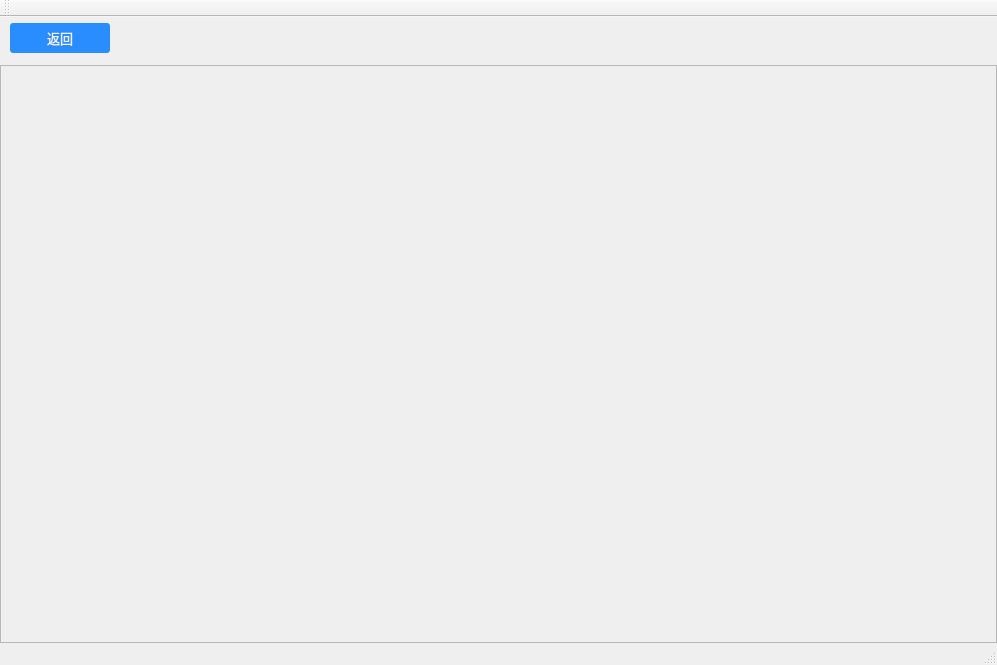
This is ui/mainwindow.ui in AmuUncle/QtStudy as Qt 5 draws it before an edit. The edited form follows.
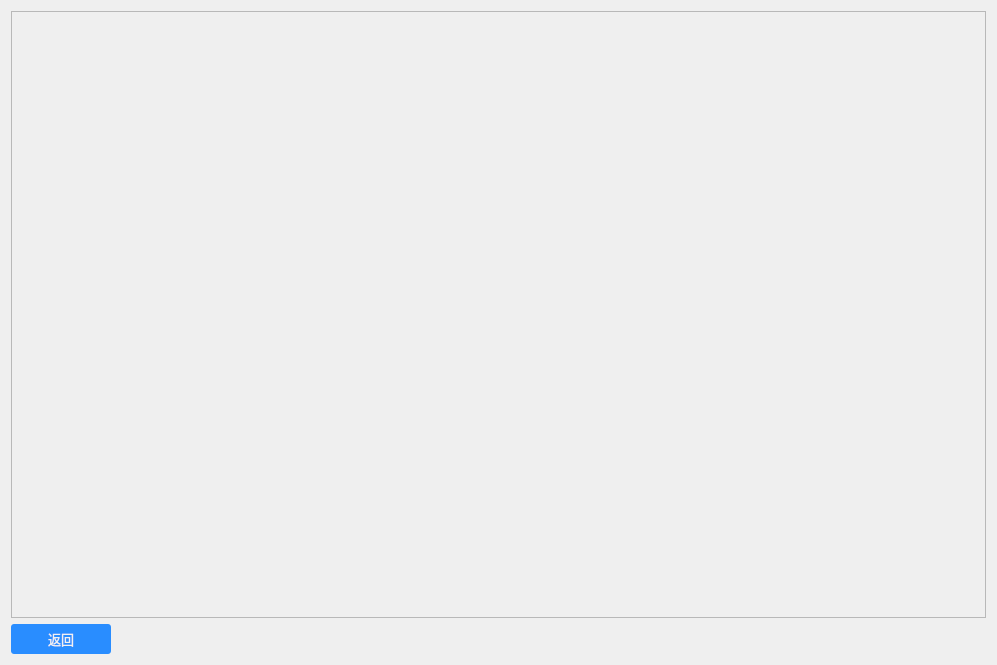
This is the edited form.

What changed in the file:
```diff
--- a/ui/mainwindow.ui
+++ b/ui/mainwindow.ui
@@ -14,7 +14,14 @@
    <string>MainWindow</string>
   </property>
   <widget class="QWidget" name="centralWidget">
+   <property name="styleSheet">
+    <string notr="true"/>
+   </property>
    <layout class="QVBoxLayout" name="verticalLayout_2">
+    <item>
+     <widget class="QStackedWidget" name="stackedWidget">
+      <widget class="QWidget" name="page">
+       <layout class="QVBoxLayout" name="verticalLayout">
     <property name="leftMargin">
      <number>0</number>
     </property>
@@ -28,15 +35,40 @@
      <number>0</number>
     </property>
     <item>
-     <layout class="QHBoxLayout" name="horizontalLayout_2">
+         <widget class="QScrollArea" name="scrollArea">
+          <property name="widgetResizable">
+           <bool>true</bool>
+          </property>
+          <widget class="QWidget" name="scrollAreaWidgetContents">
+           <property name="geometry">
+            <rect>
+             <x>0</x>
+             <y>0</y>
+             <width>977</width>
+             <height>609</height>
+            </rect>
+           </property>
+          </widget>
+         </widget>
+        </item>
+       </layout>
+      </widget>
+     </widget>
+    </item>
+    <item>
+     <widget class="QWidget" name="widgetBack" native="true">
+      <layout class="QHBoxLayout" name="horizontalLayout">
       <property name="leftMargin">
-       <number>10</number>
+        <number>0</number>
       </property>
       <property name="topMargin">
-       <number>6</number>
-      </property>
+        <number>0</number>
+       </property>
+       <property name="rightMargin">
+        <number>0</number>
+       </property>
       <property name="bottomMargin">
-       <number>6</number>
+        <number>0</number>
       </property>
       <item>
        <widget class="QPushButton" name="btnBack">
@@ -79,72 +111,17 @@
         </property>
         <property name="sizeHint" stdset="0">
          <size>
-          <width>634</width>
+           <width>870</width>
           <height>17</height>
          </size>
         </property>
        </spacer>
       </item>
      </layout>
-    </item>
-    <item>
-     <widget class="QStackedWidget" name="stackedWidget">
-      <widget class="QWidget" name="page">
-       <layout class="QVBoxLayout" name="verticalLayout">
-        <property name="leftMargin">
-         <number>0</number>
-        </property>
-        <property name="topMargin">
-         <number>0</number>
-        </property>
-        <property name="rightMargin">
-         <number>0</number>
-        </property>
-        <property name="bottomMargin">
-         <number>0</number>
-        </property>
-        <item>
-         <widget class="QScrollArea" name="scrollArea">
-          <property name="widgetResizable">
-           <bool>true</bool>
-          </property>
-          <widget class="QWidget" name="scrollAreaWidgetContents">
-           <property name="geometry">
-            <rect>
-             <x>0</x>
-             <y>0</y>
-             <width>995</width>
-             <height>558</height>
-            </rect>
-           </property>
-          </widget>
-         </widget>
+     </widget>
         </item>
        </layout>
       </widget>
-     </widget>
-    </item>
-   </layout>
-  </widget>
-  <widget class="QMenuBar" name="menuBar">
-   <property name="geometry">
-    <rect>
-     <x>0</x>
-     <y>0</y>
-     <width>997</width>
-     <height>23</height>
-    </rect>
-   </property>
-  </widget>
-  <widget class="QToolBar" name="mainToolBar">
-   <attribute name="toolBarArea">
-    <enum>TopToolBarArea</enum>
-   </attribute>
-   <attribute name="toolBarBreak">
-    <bool>false</bool>
-   </attribute>
-  </widget>
-  <widget class="QStatusBar" name="statusBar"/>
  </widget>
  <layoutdefault spacing="6" margin="11"/>
  <resources/>
```
Lines whose indentation alone changed are shown as unchanged.
